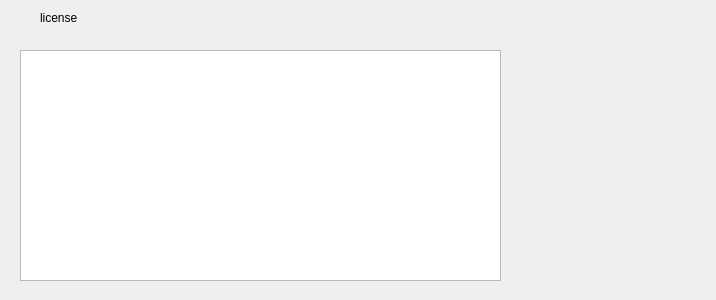
Qt form Adora/Adora/Ui/LicenseWidget.ui (hash1018/Adora) before a commit.
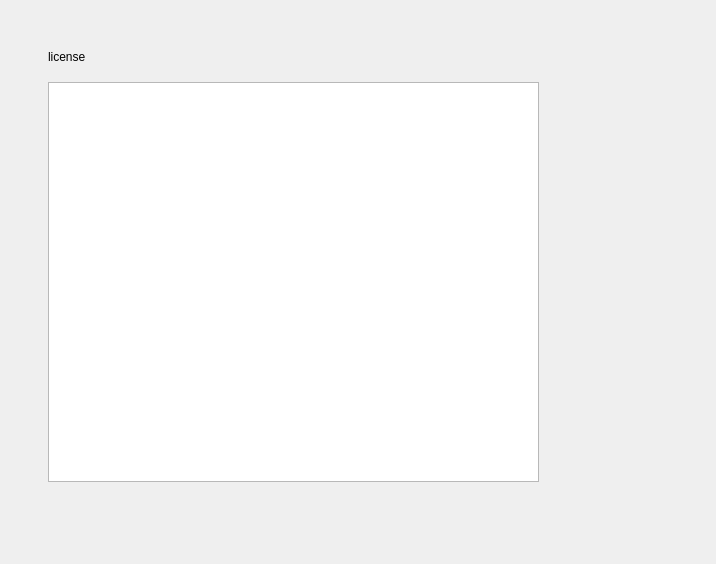
The same form after that commit.

```diff
--- a/Adora/Adora/Ui/LicenseWidget.ui
+++ b/Adora/Adora/Ui/LicenseWidget.ui
@@ -7,7 +7,7 @@
     <x>0</x>
     <y>0</y>
     <width>716</width>
-    <height>300</height>
+    <height>564</height>
    </rect>
   </property>
   <property name="windowTitle">
@@ -16,12 +16,24 @@
   <widget class="QLabel" name="licenseLabel">
    <property name="geometry">
     <rect>
-     <x>40</x>
-     <y>10</y>
-     <width>64</width>
-     <height>15</height>
+     <x>48</x>
+     <y>45</y>
+     <width>74</width>
+     <height>23</height>
     </rect>
    </property>
+   <property name="minimumSize">
+    <size>
+     <width>74</width>
+     <height>23</height>
+    </size>
+   </property>
+   <property name="maximumSize">
+    <size>
+     <width>74</width>
+     <height>23</height>
+    </size>
+   </property>
    <property name="text">
     <string>license</string>
    </property>
@@ -29,12 +41,24 @@
   <widget class="QTextEdit" name="licenseTextEdit">
    <property name="geometry">
     <rect>
-     <x>20</x>
-     <y>50</y>
-     <width>481</width>
-     <height>231</height>
+     <x>48</x>
+     <y>82</y>
+     <width>491</width>
+     <height>400</height>
     </rect>
    </property>
+   <property name="minimumSize">
+    <size>
+     <width>491</width>
+     <height>400</height>
+    </size>
+   </property>
+   <property name="maximumSize">
+    <size>
+     <width>491</width>
+     <height>400</height>
+    </size>
+   </property>
    <property name="readOnly">
     <bool>true</bool>
    </property>
```
